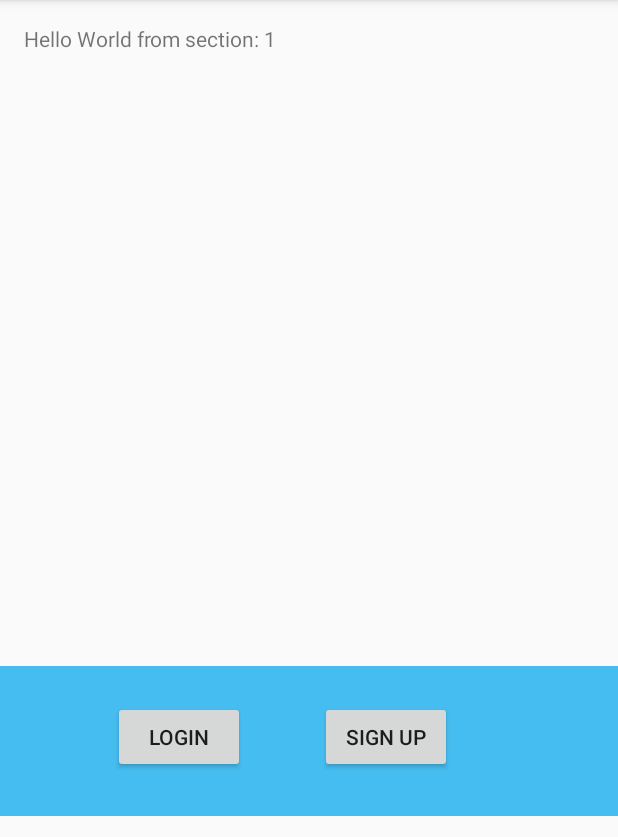
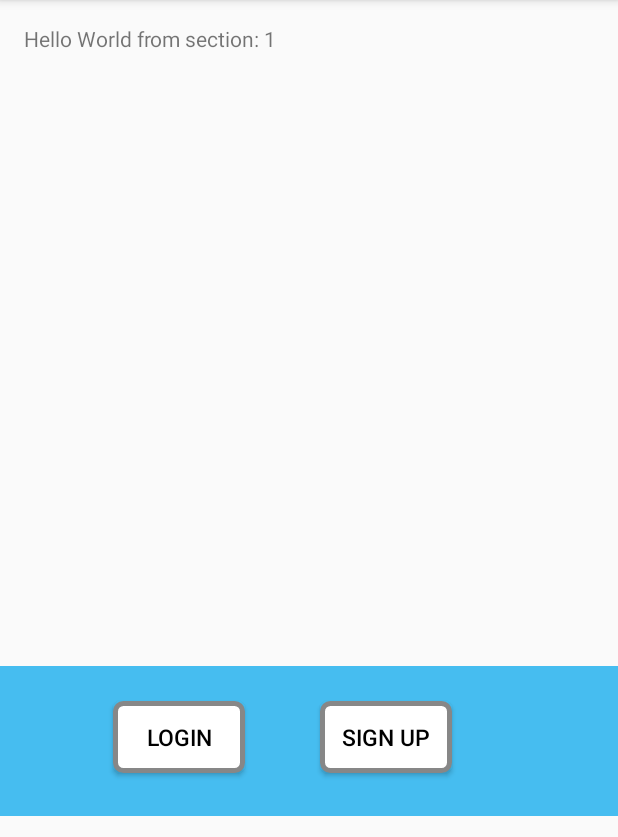
Before and after one commit to Cazs/team01-mobile, an Android app: the screen it shows after launch (InitialActivity), on a phone screen of 412 x 824 dp, the part 129-966 px from its top. Run offline under Robolectric (Android 15) with nearby library versions, the phone set to English and light mode, and no system bars.

Commit message:
Updated Initial UI Added colours  Added Logo

```diff
--- /dev/null
+++ b/app/src/main/res/drawable/buttonshape.xml
@@ -0,0 +1,25 @@
+<?xml version="1.0" encoding="utf-8"?>
+<shape xmlns:android="http://schemas.android.com/apk/res/android" android:shape="rectangle" >
+    <corners
+        android:radius="5dp"
+        />
+    <solid
+        android:color="#FFFFFF"
+        />
+    <padding
+        android:left="0dp"
+        android:top="0dp"
+        android:right="0dp"
+        android:bottom="0dp"
+        />
+    <!--
+    <size
+        android:width="270dp"
+        android:height="60dp"
+        />
+        -->
+    <stroke
+        android:width="3dp"
+        android:color="#878787"
+        />
+</shape>
--- a/app/src/main/res/layout/activity_initial.xml
+++ b/app/src/main/res/layout/activity_initial.xml
@@ -54,18 +54,23 @@
     <Button
         android:layout_width="wrap_content"
         android:layout_height="wrap_content"
+        android:textColor="#000"
+        android:textSize="15dp"
         android:layout_marginLeft="75dp"
         android:layout_marginTop="23dp"
+        android:background="@drawable/buttonshape"
         android:text="Login"
         />
     <Button
         android:layout_width="wrap_content"
         android:layout_height="wrap_content"
+        android:textColor="#000"
+        android:textSize="15dp"
         android:shadowRadius="5"
         android:layout_marginTop="23dp"
         android:layout_marginLeft="50dp"
+        android:background="@drawable/buttonshape"
         android:text="Sign Up"
-
     />
 
 </LinearLayout>
```
